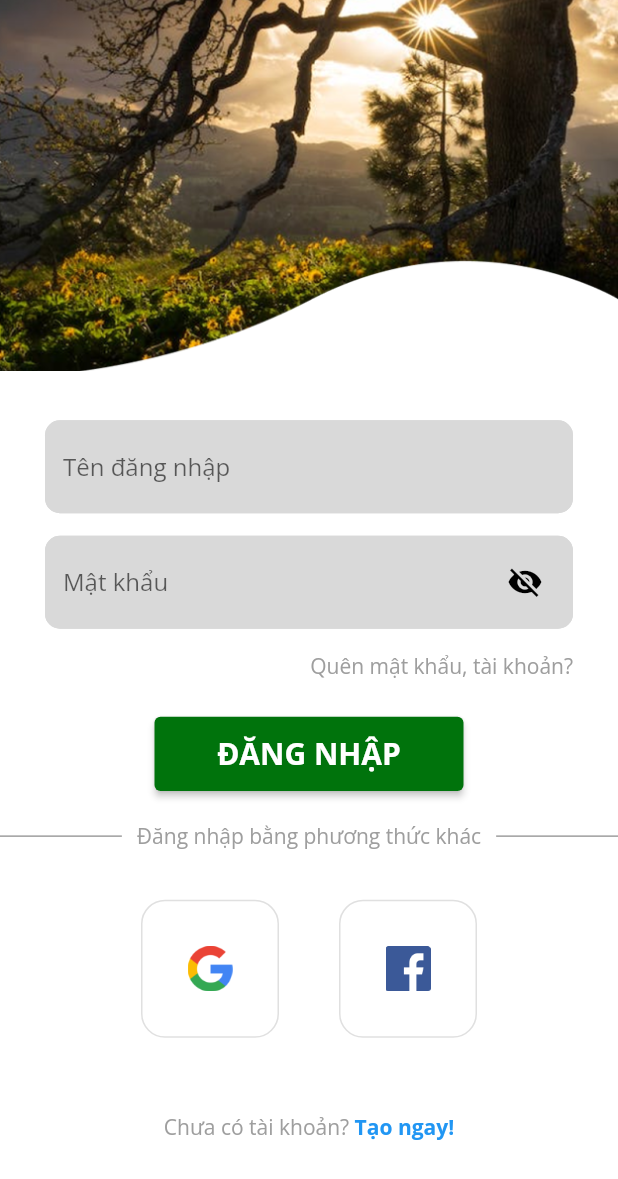
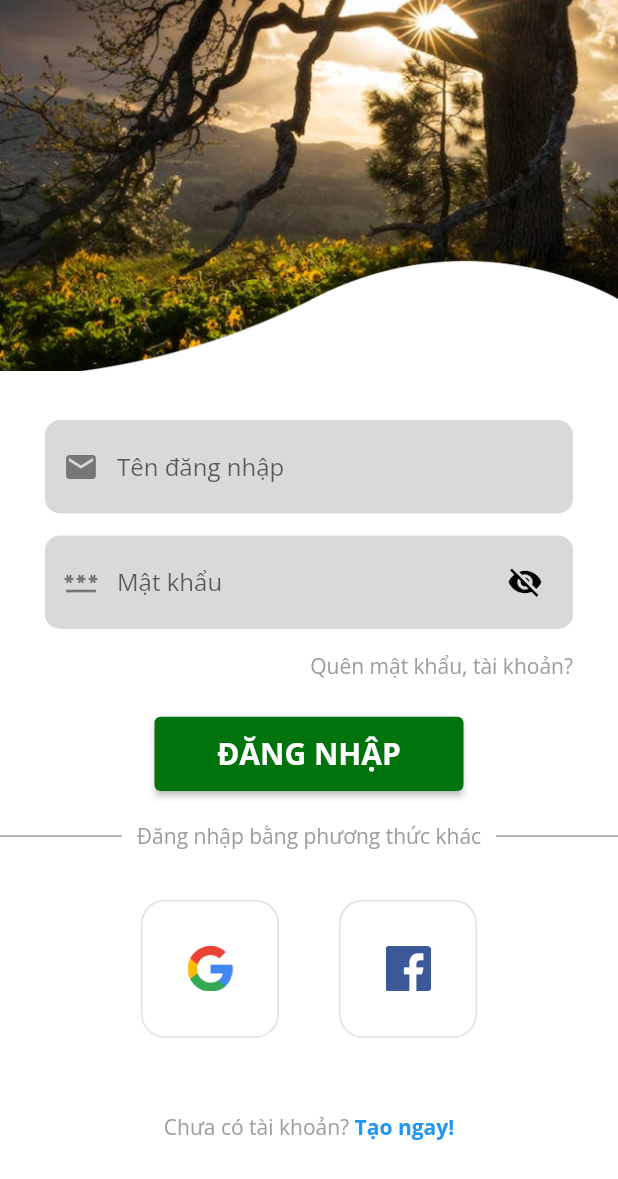
Before and after one commit to Dong0711/Smart-farm, a Flutter app: the screen it shows after launch, on a phone screen of 412 x 824 dp. Shown: the top 1179 px of the screen. Run offline on Flutter 3.47's test engine with Material 2 defaults, Android fonts, the light colour scheme and no system bars.

Commit message:
update login and text field

```diff
--- a/farm/lib/components/My_text_field.dart
+++ b/farm/lib/components/My_text_field.dart
@@ -6,12 +6,13 @@ class MyTextField extends StatelessWidget {
   final controller;
   final String hintText;
   final bool obscureText;
-
+  final Icon icon;
   const MyTextField({
     super.key,
     required this.controller,
     required this.hintText,
     required this.obscureText,
+    required this.icon,
   });
 
   @override
@@ -32,6 +33,7 @@ class MyTextField extends StatelessWidget {
             borderRadius: BorderRadius.all(Radius.circular(10))),
         fillColor: Color.fromRGBO(217, 217, 217, 1),
         filled: true,
+        prefixIcon: icon,
         hintText: hintText,
       ),
     );
--- a/farm/lib/page/LoginPage.dart
+++ b/farm/lib/page/LoginPage.dart
@@ -45,9 +45,11 @@ class _LoginPageState extends State<LoginPage> {
             Padding(
               padding: EdgeInsets.symmetric(horizontal: 30),
               child: MyTextField(
-                  controller: usernameController,
-                  hintText: 'Tên đăng nhập',
-                  obscureText: false),
+                controller: usernameController,
+                hintText: 'Tên đăng nhập',
+                obscureText: false,
+                icon: Icon(Icons.email),
+              ),
             ),
             SizedBox(
               height: 15,
@@ -58,9 +60,11 @@ class _LoginPageState extends State<LoginPage> {
               child:
                   Stack(alignment: AlignmentDirectional.centerEnd, children: [
                 MyTextField(
-                    controller: passwordController,
-                    hintText: 'Mật khẩu',
-                    obscureText: _showPass),
+                  controller: passwordController,
+                  hintText: 'Mật khẩu',
+                  obscureText: _showPass,
+                  icon: Icon(Icons.password),
+                ),
                 TextButton(
                     style: TextButton.styleFrom(
                       onSurface: Colors.transparent,
```
